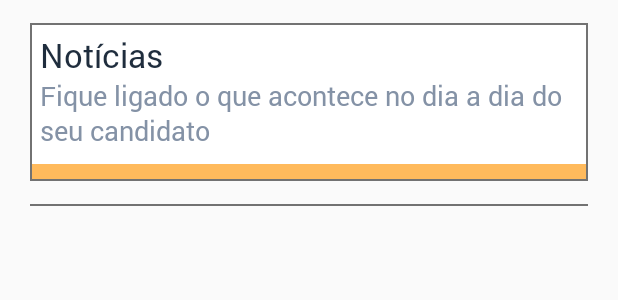
After one commit to nicconicco/MyStorie, an Android app: the layout adapter_section_list.xml on its own in the app's theme, with its tools: preview values and no code run, on a phone screen of 412 x 824 dp. The commit adds this screen. Shown: the top 300 px of the screen. Run offline under Robolectric (Android 15) with nearby library versions, the phone set to English and light mode, and no system bars.

Commit message:
[ Lista de seção feita e detalhes ]
Precisa arrumar o layout agora. Deixar mais bonito e o menu lateral tmb..

```diff
--- a/app/src/main/AndroidManifest.xml
+++ b/app/src/main/AndroidManifest.xml
@@ -50,6 +50,8 @@
         <activity android:name=".feature.admin.novidades.NovidadeMenuActivity_" />
         <activity android:name=".feature.admin.noticias.NoticiasMenuActivity_" />
         <activity android:name=".feature.admin.contact.ContactEditActivity_" />
+        <activity android:name=".feature.list.view.activity.DetailActivity_" />
+        <activity android:name=".feature.list.view.activity.ListSectionActivity_"></activity>
     </application>
 
 </manifest>
--- a/app/src/main/java/com/cgalves/mystorie/common/factory/APIAbstractFactory.java
+++ b/app/src/main/java/com/cgalves/mystorie/common/factory/APIAbstractFactory.java
@@ -3,6 +3,7 @@ package com.cgalves.mystorie.common.factory;
 import android.content.Context;
 
 import com.cgalves.mystorie.common.abstractcalls.HomeAbstractCall;
+import com.cgalves.mystorie.common.abstractcalls.ListSectionAbstractCall;
 import com.cgalves.mystorie.common.abstractcalls.LoginAbstractCall;
 
 import org.greenrobot.eventbus.EventBus;
@@ -19,4 +20,5 @@ public abstract class APIAbstractFactory {
 
     public abstract LoginAbstractCall getLoginCall(EventBus bus, Context context);
     public abstract HomeAbstractCall getHomeCall(EventBus bus, Context context);
+    public abstract ListSectionAbstractCall getListSectionCall(EventBus bus, Context context);
 }
--- /dev/null
+++ b/app/src/main/res/layout/adapter_section_list.xml
@@ -0,0 +1,75 @@
+<?xml version="1.0" encoding="utf-8"?>
+<LinearLayout xmlns:android="http://schemas.android.com/apk/res/android"
+    xmlns:tools="http://schemas.android.com/tools"
+    android:orientation="vertical"
+    android:layout_width="match_parent"
+    android:layout_height="wrap_content"
+    android:id="@+id/btnCelula"
+    >
+
+    <LinearLayout
+        android:paddingTop="15dp"
+        android:paddingBottom="15dp"
+        android:paddingLeft="20dp"
+        android:paddingRight="20dp"
+        android:layout_width="match_parent"
+        android:layout_height="match_parent"
+        >
+
+        <LinearLayout
+            android:background="@color/gray"
+            android:layout_width="match_parent"
+            android:layout_height="match_parent"
+            android:orientation="vertical">
+            <LinearLayout
+                android:layout_margin="1dp"
+                android:layout_width="match_parent"
+                android:layout_height="match_parent"
+                android:background="@color/orange"
+                android:orientation="vertical">
+
+                <LinearLayout
+                    android:layout_width="match_parent"
+                    android:layout_height="wrap_content"
+                    android:orientation="vertical"
+                    android:background="@color/white"
+                    android:layout_marginBottom="10dp">
+
+                    <TextView
+                        android:id="@+id/tTitulo"
+                        android:layout_marginTop="5dp"
+                        android:layout_marginLeft="5dp"
+                        android:textColor="@color/text_color_font"
+                        tools:text="Notícias"
+                        android:fontFamily="@font/robotoregular"
+                        android:textSize="22sp"
+                        android:layout_width="match_parent"
+                        android:layout_height="wrap_content" />
+
+                    <TextView
+                        android:layout_marginLeft="5dp"
+                        android:id="@+id/tSubtitulo"
+                        android:layout_marginBottom="10dp"
+                        android:textColor="@color/text_color_font_subtitle"
+                        tools:text="Fique ligado o que acontece no dia a dia
+do seu candidato"
+                        android:maxLines="2"
+                        android:fontFamily="@font/robotoregular"
+                        android:textSize="18sp"
+                        android:layout_width="match_parent"
+                        android:layout_height="wrap_content" />
+
+                </LinearLayout>
+            </LinearLayout>
+        </LinearLayout>
+
+    </LinearLayout>
+    <View
+        android:layout_width="match_parent"
+        android:layout_height="1dp"
+        android:layout_marginLeft="20dp"
+        android:layout_marginRight="20dp"
+        android:background="@color/gray"></View>
+
+
+</LinearLayout>
--- a/app/src/main/res/values/colors.xml
+++ b/app/src/main/res/values/colors.xml
@@ -12,4 +12,5 @@
     <color name="text_color_font">#1F2D3D</color>
     <color name="text_color_font_subtitle">#8492A6</color>
     <color name="blue_facebook">#5359a8</color>
+    <color name="green">#77D353</color>
 </resources>
```
Also changed, not shown: app/build.gradle (+9 -3 lines), app/src/main/java/com/cgalves/mystorie/common/abstractcalls/ListSectionAbstractCall.java (added, +19 -0 lines), app/src/main/java/com/cgalves/mystorie/common/factory/FactoryImpl.java (+7 -0 lines), app/src/main/java/com/cgalves/mystorie/common/model/DetailSection.java (added, +80 -0 lines), app/src/main/java/com/cgalves/mystorie/feature/home/model/Section.java (+40 -1 lines), app/src/main/java/com/cgalves/mystorie/feature/home/view/activity/HomeActivity.java (+11 -4 lines), app/src/main/java/com/cgalves/mystorie/feature/list/presenter/ListSectionContract.java (added, +25 -0 lines), app/src/main/java/com/cgalves/mystorie/feature/list/presenter/ListSectionPresenterImpl.java (added, +40 -0 lines), app/src/main/java/com/cgalves/mystorie/feature/list/view/activity/DetailActivity.java (added, +35 -0 lines), app/src/main/java/com/cgalves/mystorie/feature/list/view/activity/ListSectionActivity.java (added, +76 -0 lines), app/src/main/java/com/cgalves/mystorie/feature/list/view/adapter/SectionAdapter.java (added, +92 -0 lines), app/src/main/res/layout/activity_detail.xml (added, +51 -0 lines), app/src/main/res/layout/activity_list_section.xml (added, +13 -0 lines), gradle.properties (+13 -10 lines), 1 other file.
